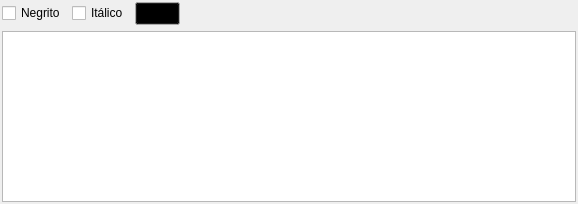
pgmodeler/pgmodeler, file libpgmodeler_ui/ui/caixatextowidget.ui: the form before one commit.
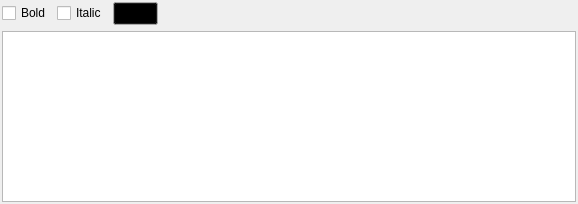
The form after the commit.

What changed in the file:
```diff
--- a/libpgmodeler_ui/ui/caixatextowidget.ui
+++ b/libpgmodeler_ui/ui/caixatextowidget.ui
@@ -25,14 +25,14 @@
      <item>
       <widget class="QCheckBox" name="negrito_chk">
        <property name="text">
-        <string>Negrito</string>
+        <string>Bold</string>
        </property>
       </widget>
      </item>
      <item>
       <widget class="QCheckBox" name="italico_chk">
        <property name="text">
-        <string>Itálico</string>
+        <string>Italic</string>
        </property>
       </widget>
      </item>
```
